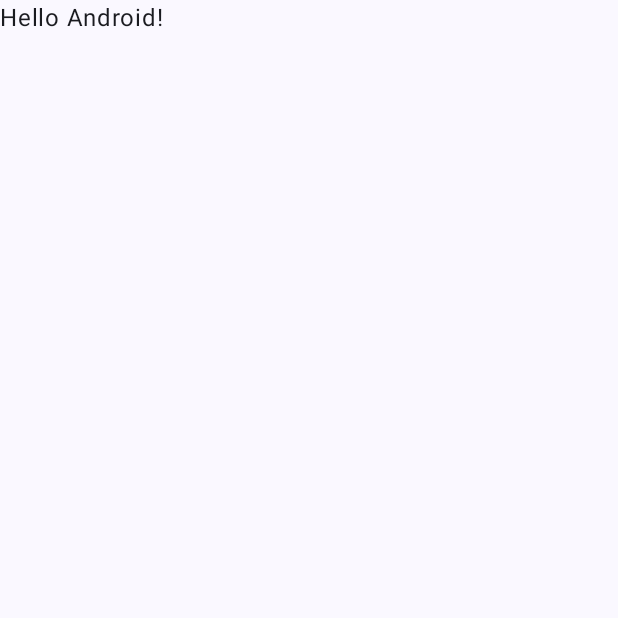
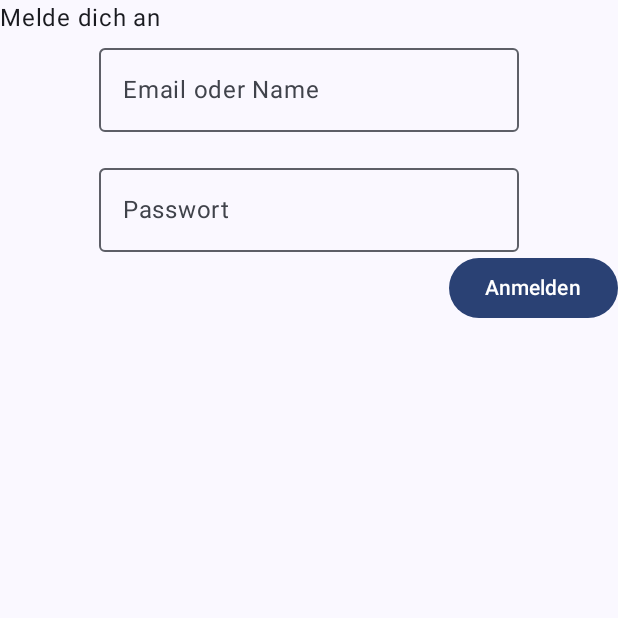
Before and after one commit to Bambushain/bambushain-app, an Android app built with Jetpack Compose: the screen it shows after launch (MainActivity), on a phone screen of 412 x 824 dp, the top half of it. Before the commit the part shown is almost empty. Run offline under Robolectric (Android 15) with nearby library versions, the phone set to English and light mode, and no system bars.

Commit message:
TG-269 Login
Built login screen

```diff
--- a/app/src/main/java/app/bambushain/MainActivity.kt
+++ b/app/src/main/java/app/bambushain/MainActivity.kt
@@ -3,12 +3,13 @@ package app.bambushain
 import android.os.Bundle
 import androidx.activity.ComponentActivity
 import androidx.activity.compose.setContent
-import androidx.compose.foundation.layout.fillMaxSize
-import androidx.compose.material3.MaterialTheme
-import androidx.compose.material3.Surface
-import androidx.compose.material3.Text
-import androidx.compose.runtime.Composable
+import androidx.compose.foundation.layout.*
+import androidx.compose.material.icons.Icons
+import androidx.compose.material.icons.filled.Warning
+import androidx.compose.material3.*
+import androidx.compose.runtime.*
 import androidx.compose.ui.Modifier
+import androidx.compose.ui.res.stringResource
 import androidx.compose.ui.tooling.preview.Preview
 import app.bambushain.ui.theme.BambushainTheme
 
@@ -19,7 +20,7 @@ class MainActivity : ComponentActivity() {
             BambushainTheme {
                 // A surface container using the 'background' color from the theme
                 Surface(modifier = Modifier.fillMaxSize(), color = MaterialTheme.colorScheme.background) {
-                    Greeting("Android")
+                    Login()
                 }
             }
         }
@@ -27,17 +28,61 @@ class MainActivity : ComponentActivity() {
 }
 
 @Composable
-fun Greeting(name: String, modifier: Modifier = Modifier) {
-    Text(
-        text = "Hello $name!",
-        modifier = modifier
-    )
+fun Login() {
+    Column() {
+        var loginSuccess by remember { mutableStateOf(false) }
+        var isError by remember { mutableStateOf(false) }
+        Row(modifier = Modifier.fillMaxWidth(), horizontalArrangement = Arrangement.Start) {
+            Text(text = stringResource(R.string.login_caption))
+        }
+        Row(modifier = Modifier.fillMaxWidth(), horizontalArrangement = Arrangement.Center) {
+            OutlinedTextField(
+                "",
+                label = { Text(text = stringResource(R.string.login_lable_email_or_name)) },
+                placeholder = { Text(text = stringResource(R.string.login_placeholder_email_or_name)) },
+                isError = isError,
+                supportingText = {
+                    if (isError) {
+                        Text(text = stringResource(R.string.login_error_email_or_name))
+                    }
+                },
+                onValueChange = {},
+            )
+        }
+        Row(modifier = Modifier.fillMaxWidth(), horizontalArrangement = Arrangement.Center) {
+            OutlinedTextField(
+                value = "",
+                label = { Text(text = stringResource(R.string.login_lable_password)) },
+                placeholder = { Text(text = stringResource(R.string.login_placeholder_password)) },
+                onValueChange = {},
+            )
+        }
+
+        if (loginSuccess) {
+            Row(modifier = Modifier.fillMaxWidth(), horizontalArrangement = Arrangement.Center) {
+                OutlinedTextField(
+                    value = "",
+                    label = {},
+                    placeholder = { Text(text = stringResource(R.string.login_placeholder_two_factor)) },
+                    onValueChange = {},
+                )
+            }
+        }
+        Row(modifier = Modifier.fillMaxWidth(), horizontalArrangement = Arrangement.End) {
+
+        }
+        Row(modifier = Modifier.fillMaxWidth(), horizontalArrangement = Arrangement.End) {
+            Button(onClick = {}) {
+                Text(text = stringResource(R.string.login_button))
+            }
+        }
+    }
 }
 
 @Preview(showBackground = true)
 @Composable
-fun GreetingPreview() {
+fun LoginPreview() {
     BambushainTheme {
-        Greeting("Android")
+        Login()
     }
 }
--- a/app/src/main/res/values/strings.xml
+++ b/app/src/main/res/values/strings.xml
@@ -1,3 +1,13 @@
 <resources>
     <string name="app_name">Bambushain</string>
+    <string name="login_email_or_name">Email oder Name</string>
+    <string name="login_password">Passwort</string>
+    <string name="login_lable_email_or_name">Email oder Name</string>
+    <string name="login_placeholder_email_or_name">example@bambushain.app</string>
+    <string name="login_lable_password">Passwort</string>
+    <string name="login_placeholder_password">**********</string>
+    <string name="login_placeholder_two_factor">Zwei Faktor Code</string>
+    <string name="login_caption">Melde dich an</string>
+    <string name="login_button">Anmelden</string>
+    <string name="login_error_email_or_name">Benutzername ist erforderlich</string>
 </resources>
```
Also changed, not shown: app/src/main/res/font/albert_sans.ttf (added), app/src/main/res/font/urbanist.ttf (added).
